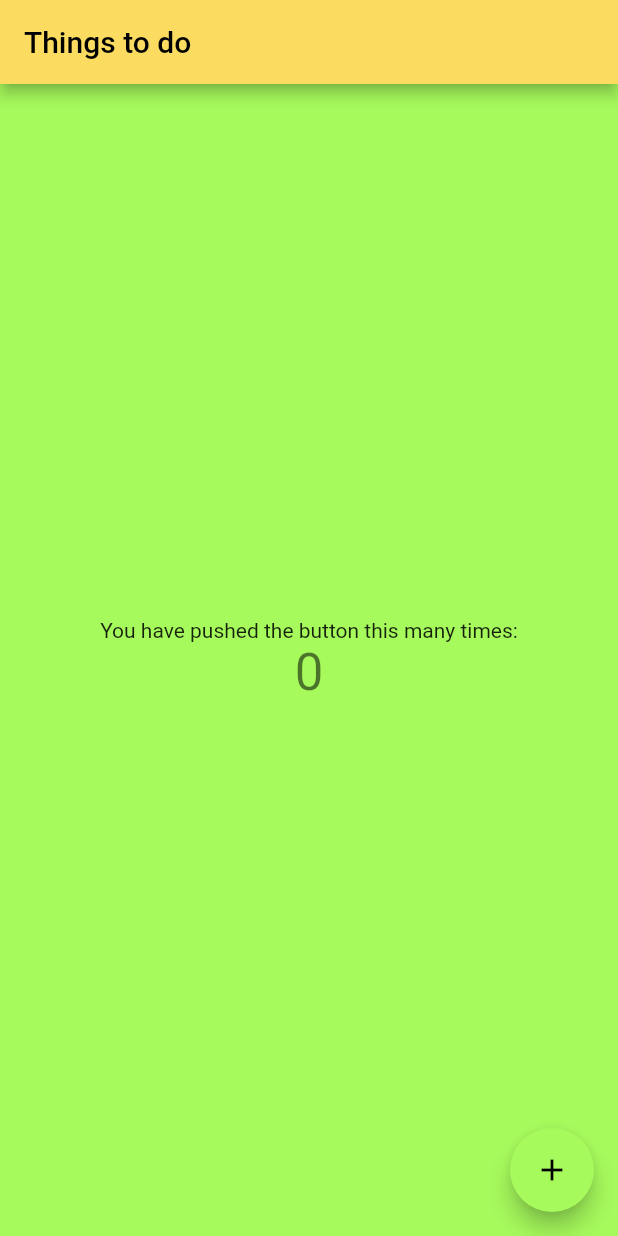
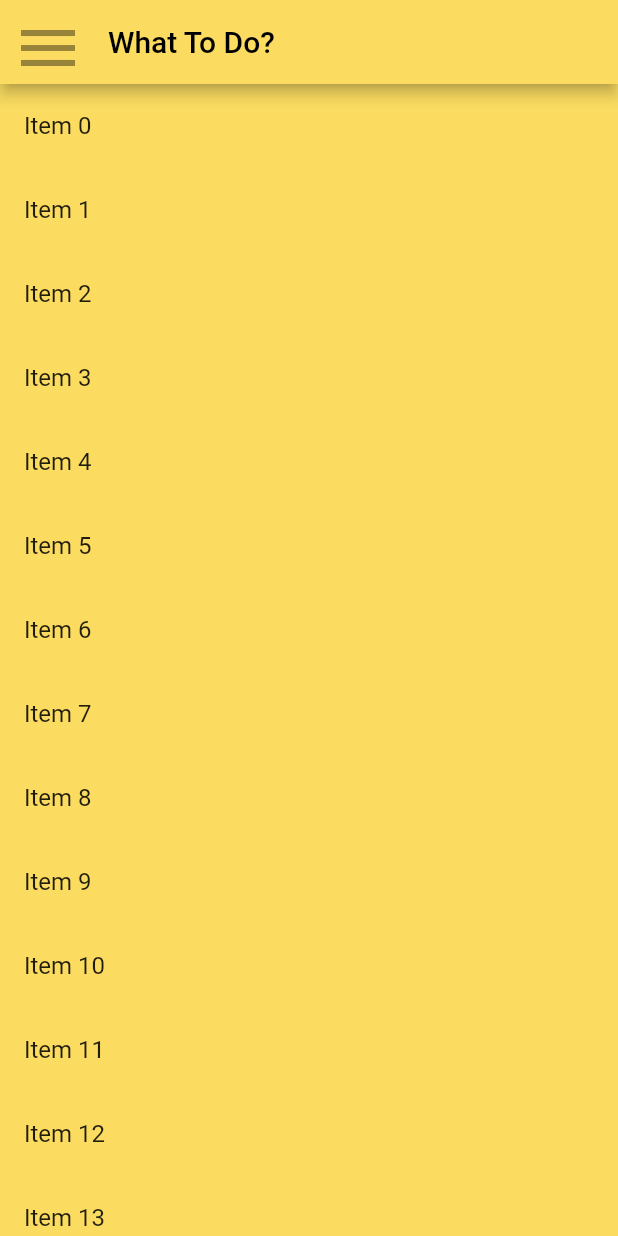
Before and after one commit to MertOzerdem/to_do_flutter, a Flutter app: the screen it shows after launch, on a phone screen of 412 x 824 dp. Run offline on Flutter 3.47's test engine with Material 2 defaults, Android fonts, the phone set to English and light mode, and no system bars.

Commit message:
todoList added

```diff
--- a/lib/main.dart
+++ b/lib/main.dart
@@ -1,4 +1,5 @@
 import 'package:flutter/material.dart';
+import 'package:to_do_flutter/widgets/to_do_list.dart';
 
 void main() {
   final MaterialColor primaryColor =
@@ -39,7 +40,6 @@ class App extends StatelessWidget {
     return MaterialColor(color.value, swatch);
   }
 
-  // This widget is the root of your application.
   @override
   Widget build(BuildContext context) {
     return MaterialApp(
@@ -48,95 +48,89 @@ class App extends StatelessWidget {
       theme: ThemeData(
         colorScheme: ColorScheme.fromSwatch(primarySwatch: primarySwatch)
             .copyWith(secondary: secondarySwatch),
-        backgroundColor: secondarySwatch,
-        scaffoldBackgroundColor: secondarySwatch,
+        backgroundColor: primarySwatch,
+        scaffoldBackgroundColor: primarySwatch,
+        iconTheme: Theme.of(context).iconTheme.copyWith(
+              color: primarySwatch[500],
+              size: 48,
+            ),
+        textTheme: const TextTheme(
+          bodyText1: TextStyle(fontSize: 48),
+          bodyText2: TextStyle(fontSize: 24),
+        ),
       ),
-      home: const ToDoHomePage(title: 'Things to do'),
+      home: Scaffold(
+        appBar: AppBar(
+          title: const Text('What To Do?'),
+          iconTheme: Theme.of(context).iconTheme.copyWith(
+                color: primarySwatch[900],
+                size: 48,
+              ),
+        ),
+        body: ToDoList(),
+        drawer: const Text('Hello from Drawer'),
+        // floatingActionButton: Builder(
+        //   builder: (context) {
+        //     final ThemeData theme = Theme.of(context);
+        //     return FloatingActionButton(
+        //       child: Icon(
+        //         Icons.add,
+        //         size: theme.iconTheme.size,
+        //         color: theme.iconTheme.color,
+        //       ),
+        //       elevation: 10,
+        //       onPressed: () => Scaffold.of(context).openDrawer(),
+        //     );
+        //   },
+        // ),
+      ),
     );
   }
 }
 
-class ToDoHomePage extends StatefulWidget {
-  const ToDoHomePage({Key? key, required this.title}) : super(key: key);
+// class ToDoHomePage extends StatefulWidget {
+//   const ToDoHomePage({Key? key, required this.title}) : super(key: key);
 
-  // This widget is the home page of your application. It is stateful, meaning
-  // that it has a State object (defined below) that contains fields that affect
-  // how it looks.
+//   final String title;
 
-  // This class is the configuration for the state. It holds the values (in this
-  // case the title) provided by the parent (in this case the App widget) and
-  // used by the build method of the State. Fields in a Widget subclass are
-  // always marked "final".
+//   @override
+//   State<ToDoHomePage> createState() => _ToDoHomePageState();
+// }
 
-  final String title;
+// class _ToDoHomePageState extends State<ToDoHomePage> {
+//   int _counter = 0;
 
-  @override
-  State<ToDoHomePage> createState() => _ToDoHomePageState();
-}
+//   void _incrementCounter() {
+//     setState(() {
+//       _counter++;
+//     });
+//   }
 
-class _ToDoHomePageState extends State<ToDoHomePage> {
-  int _counter = 0;
-
-  void _incrementCounter() {
-    setState(() {
-      // This call to setState tells the Flutter framework that something has
-      // changed in this State, which causes it to rerun the build method below
-      // so that the display can reflect the updated values. If we changed
-      // _counter without calling setState(), then the build method would not be
-      // called again, and so nothing would appear to happen.
-      _counter++;
-    });
-  }
-
-  @override
-  Widget build(BuildContext context) {
-    // This method is rerun every time setState is called, for instance as done
-    // by the _incrementCounter method above.
-    //
-    // The Flutter framework has been optimized to make rerunning build methods
-    // fast, so that you can just rebuild anything that needs updating rather
-    // than having to individually change instances of widgets.
-    return Scaffold(
-      appBar: AppBar(
-        // Here we take the value from the ToDoHomePage object that was created by
-        // the App.build method, and use it to set our appbar title.
-        title: Text(widget.title),
-      ),
-      body: Center(
-        // Center is a layout widget. It takes a single child and positions it
-        // in the middle of the parent.
-        child: Column(
-          // Column is also a layout widget. It takes a list of children and
-          // arranges them vertically. By default, it sizes itself to fit its
-          // children horizontally, and tries to be as tall as its parent.
-          //
-          // Invoke "debug painting" (press "p" in the console, choose the
-          // "Toggle Debug Paint" action from the Flutter Inspector in Android
-          // Studio, or the "Toggle Debug Paint" command in Visual Studio Code)
-          // to see the wireframe for each widget.
-          //
-          // Column has various properties to control how it sizes itself and
-          // how it positions its children. Here we use mainAxisAlignment to
-          // center the children vertically; the main axis here is the vertical
-          // axis because Columns are vertical (the cross axis would be
-          // horizontal).
-          mainAxisAlignment: MainAxisAlignment.center,
-          children: <Widget>[
-            const Text(
-              'You have pushed the button this many times:',
-            ),
-            Text(
-              '$_counter',
-              style: Theme.of(context).textTheme.headline4,
-            ),
-          ],
-        ),
-      ),
-      floatingActionButton: FloatingActionButton(
-        onPressed: _incrementCounter,
-        tooltip: 'Increment',
-        child: const Icon(Icons.add),
-      ), // This trailing comma makes auto-formatting nicer for build methods.
-    );
-  }
-}
+//   @override
+//   Widget build(BuildContext context) {
+//     return Scaffold(
+//       appBar: AppBar(
+//         title: Text(widget.title),
+//       ),
+//       body: Center(
+//         child: Column(
+//           mainAxisAlignment: MainAxisAlignment.center,
+//           children: <Widget>[
+//             const Text(
+//               'You have pushed the button this many times:',
+//             ),
+//             Text(
+//               '$_counter',
+//               style: Theme.of(context).textTheme.headline4,
+//             ),
+//           ],
+//         ),
+//       ),
+//       floatingActionButton: FloatingActionButton(
+//         onPressed: _incrementCounter,
+//         tooltip: 'Increment',
+//         child: const Icon(Icons.add),
+//       ), // This trailing comma makes auto-formatting nicer for build methods.
+//     );
+//   }
+// }
--- /dev/null
+++ b/lib/widgets/to_do_list.dart
@@ -0,0 +1,22 @@
+import 'package:flutter/material.dart';
+
+class ToDoList extends StatefulWidget {
+  const ToDoList({Key? key}) : super(key: key);
+
+  @override
+  State<ToDoList> createState() => _ToDoListState();
+}
+
+class _ToDoListState extends State<ToDoList> {
+  @override
+  Widget build(BuildContext context) {
+    return Container(
+      child: ListView.builder(
+        itemCount: 100,
+        itemBuilder: (context, index) {
+          return ListTile(title: Text("Item $index"));
+        },
+      ),
+    );
+  }
+}
```
